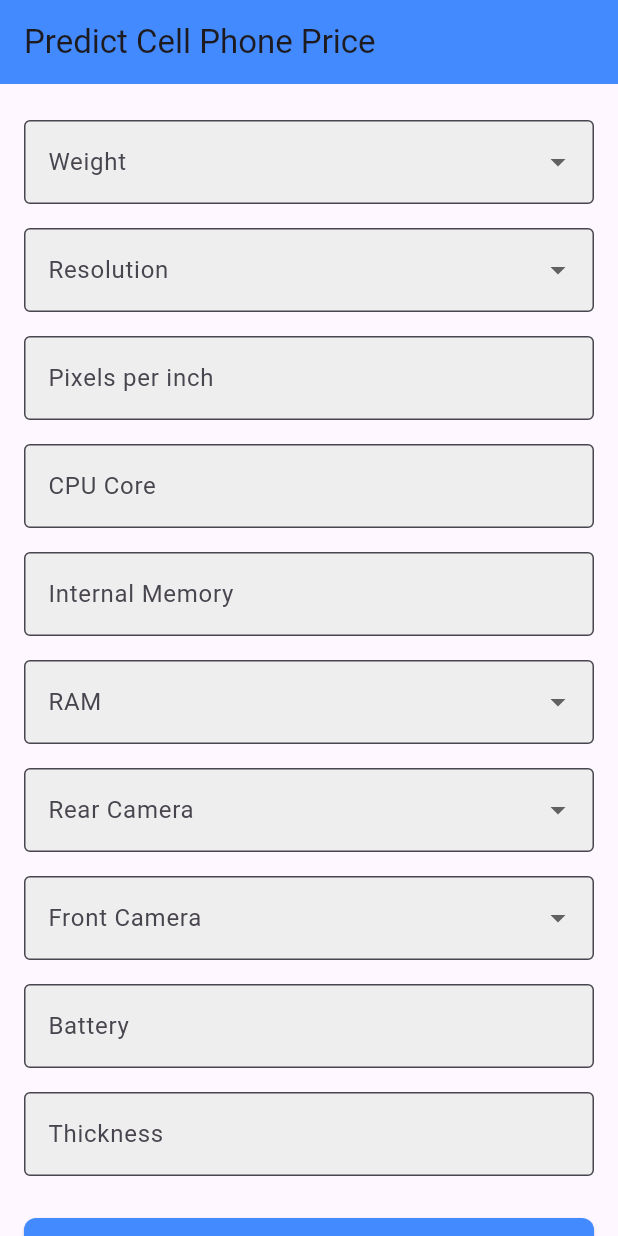
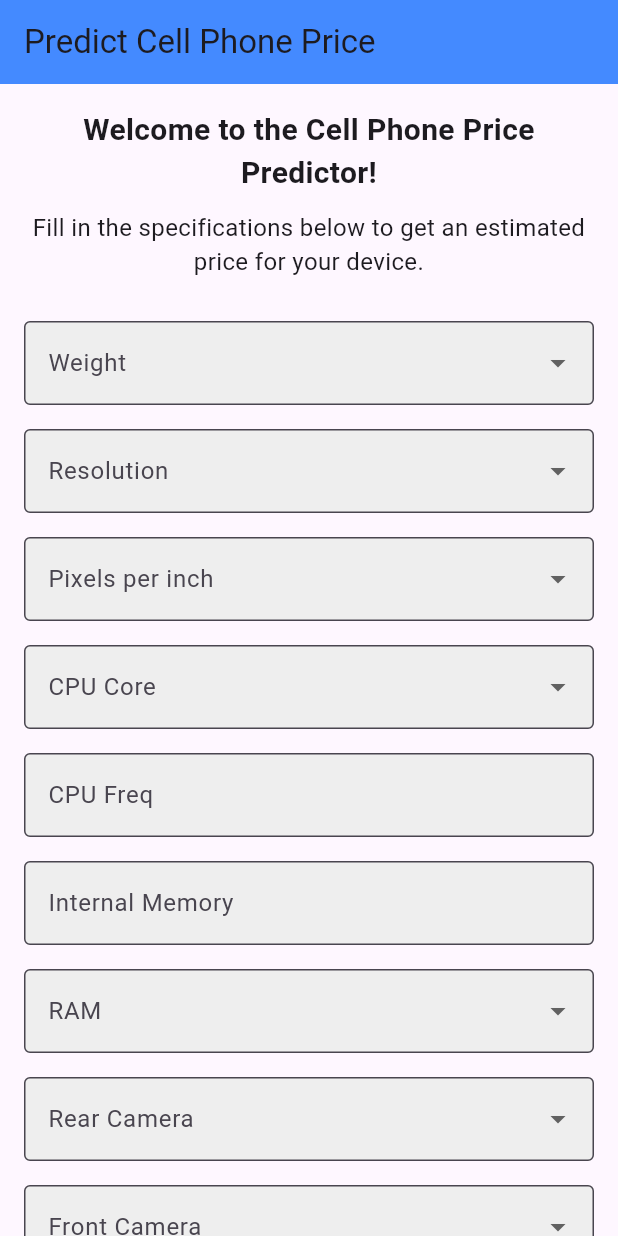
Before and after one commit to Mwangi-dan/linear_regression_model, a Flutter app: the screen it shows after launch, on a phone screen of 412 x 824 dp. Run offline on Flutter 3.47's test engine with Material 3 defaults, Android fonts, the phone set to English and light mode, and no system bars.

Commit message:
app update

```diff
--- a/summative/FlutterApp/cell_prediction/lib/main.dart
+++ b/summative/FlutterApp/cell_prediction/lib/main.dart
@@ -12,8 +12,9 @@ class _PredictionFormPageState extends State<PredictionFormPage> {
   final Map<String, dynamic> _formData = {
     "weight": null,
     "resolution": null,
-    "pixels per inch": '',
-    "cpu_core": '',
+    "pixels_per_inch": null,
+    "cpu_core": null,
+    "cpu_freq": '',
     "internal_mem": '',
     "ram": null,
     "RearCam": null,
@@ -24,39 +25,56 @@ class _PredictionFormPageState extends State<PredictionFormPage> {
   String _predictedPrice = '';
   bool _isLoading = false;
   double _formOpacity = 1.0;
+  List<Map<String, dynamic>> _previousPredictions = [];
 
   Future<void> _submitForm() async {
+    try {
       setState(() {
         _isLoading = true;
         _formOpacity = 0.5;
       });
 
-    final url =
-        Uri.parse('https://linear-regression-model-w1my.onrender.com/predict');
+      final url = Uri.parse(
+          'https://linear-regression-model-w1my.onrender.com/predict');
       final response = await http.post(
         url,
         headers: {'Content-Type': 'application/json'},
         body: json.encode({
-        "weight": double.parse(_formData["weight"]),
-        "resolution": double.parse(_formData["resolution"]),
-        "ppi": int.parse(_formData["pixels per inch"]),
-        "cpu_core": int.parse(_formData["cpu_core"]),
-        "cpu_freq": double.parse(_formData["cpu_freq"]),
-        "internal_mem": double.parse(_formData["internal_mem"]),
-        "ram": double.parse(_formData["ram"]),
-        "RearCam": double.parse(_formData["RearCam"]),
-        "Front_Cam": double.parse(_formData["Front_Cam"]),
-        "battery": int.parse(_formData["battery"]),
-        "thickness": double.parse(_formData["thickness"]),
+          "weight": double.parse(_formData["weight"].toString()),
+          "resoloution": double.parse(_formData["resolution"].toString()),
+          "ppi": int.parse(_formData["pixels_per_inch"].toString()),
+          "cpu_core": int.parse(_formData["cpu_core"].toString()),
+          "cpu_freq": double.parse(_formData["cpu_freq"].toString()),
+          "internal_mem": double.parse(_formData["internal_mem"].toString()),
+          "ram": double.parse(_formData["ram"].toString()),
+          "RearCam": double.parse(_formData["RearCam"].toString()),
+          "Front_Cam": double.parse(_formData["Front_Cam"].toString()),
+          "battery": int.parse(_formData["battery"].toString()),
+          "thickness": double.parse(_formData["thickness"].toString()),
         }),
       );
 
+      if (response.statusCode == 200) {
         final responseData = json.decode(response.body);
         setState(() {
-      _predictedPrice = responseData['predicted_price'].toString();
+          _predictedPrice =
+              double.parse(responseData['predicted_price'].toString())
+                  .toStringAsFixed(3);
+          _previousPredictions
+              .add({..._formData, "predicted_price": _predictedPrice});
           _isLoading = false;
           _formOpacity = 1.0;
         });
+      } else {
+        throw Exception('Failed to load data from API');
+      }
+    } catch (e) {
+      setState(() {
+        _isLoading = false;
+        _formOpacity = 1.0;
+        _predictedPrice = "Error occurred: $e";
+      });
+    }
   }
 
   @override
@@ -69,7 +87,21 @@ class _PredictionFormPageState extends State<PredictionFormPage> {
       body: SingleChildScrollView(
         child: Padding(
           padding: EdgeInsets.all(16.0),
-          child: Form(
+          child: Column(
+            children: [
+              Text(
+                'Welcome to the Cell Phone Price Predictor!',
+                style: TextStyle(fontSize: 20, fontWeight: FontWeight.bold),
+                textAlign: TextAlign.center,
+              ),
+              SizedBox(height: 10),
+              Text(
+                'Fill in the specifications below to get an estimated price for your device.',
+                style: TextStyle(fontSize: 16),
+                textAlign: TextAlign.center,
+              ),
+              SizedBox(height: 20),
+              Form(
                 key: _formKey,
                 child: Column(
                   children: [
@@ -82,8 +114,11 @@ class _PredictionFormPageState extends State<PredictionFormPage> {
                               [110.0, 125.0, 135.0, 150.0, 170.0, 202.0]),
                           _buildDropdownField("Resolution", "resolution",
                               [4.0, 4.7, 5.2, 5.5, 6.0]),
-                      _buildTextField("Pixels per inch", "pixels per inch"),
-                      _buildTextField("CPU Core", "cpu_core"),
+                          _buildDropdownField("Pixels per inch",
+                              "pixels_per_inch", [233, 312, 401, 424, 534]),
+                          _buildDropdownField(
+                              "CPU Core", "cpu_core", [2, 4, 8]),
+                          _buildTextField("CPU Freq", "cpu_freq"),
                           _buildTextField("Internal Memory", "internal_mem"),
                           _buildDropdownField(
                               "RAM", "ram", [0.512, 1.0, 1.5, 3.0, 4.0, 6.0]),
@@ -93,10 +128,12 @@ class _PredictionFormPageState extends State<PredictionFormPage> {
                               [0.0, 5.0, 8.0, 16.0, 20.0]),
                           _buildTextField("Battery", "battery"),
                           _buildTextField("Thickness", "thickness"),
-                      SizedBox(height: 20),
+                          const SizedBox(height: 20),
                           AnimatedContainer(
                             duration: Duration(milliseconds: 500),
-                        width: _isLoading ? 50 : double.infinity,
+                            width: _isLoading
+                                ? 50
+                                : MediaQuery.of(context).size.width * 0.9,
                             child: ElevatedButton(
                               onPressed: () {
                                 if (_formKey.currentState!.validate()) {
@@ -104,6 +141,14 @@ class _PredictionFormPageState extends State<PredictionFormPage> {
                                   _submitForm();
                                 }
                               },
+                              style: ElevatedButton.styleFrom(
+                                foregroundColor: Colors.white,
+                                backgroundColor: Colors.blueAccent,
+                                padding: EdgeInsets.symmetric(vertical: 16.0),
+                                shape: RoundedRectangleBorder(
+                                  borderRadius: BorderRadius.circular(8.0),
+                                ),
+                              ),
                               child: _isLoading
                                   ? SizedBox(
                                       width: 24,
@@ -113,14 +158,6 @@ class _PredictionFormPageState extends State<PredictionFormPage> {
                                       ),
                                     )
                                   : Text('Predict'),
-                          style: ElevatedButton.styleFrom(
-                            foregroundColor: Colors.white,
-                            backgroundColor: Colors.blueAccent,
-                            padding: EdgeInsets.symmetric(vertical: 16.0),
-                            shape: RoundedRectangleBorder(
-                              borderRadius: BorderRadius.circular(8.0),
-                            ),
-                          ),
                             ),
                           ),
                           SizedBox(height: 20),
@@ -143,15 +180,41 @@ class _PredictionFormPageState extends State<PredictionFormPage> {
                   ],
                 ),
               ),
+              SizedBox(height: 20),
+              if (_previousPredictions.isNotEmpty)
+                Column(
+                  crossAxisAlignment: CrossAxisAlignment.start,
+                  children: [
+                    Text(
+                      'Previous Predictions:',
+                      style:
+                          TextStyle(fontSize: 18, fontWeight: FontWeight.bold),
+                    ),
+                    ..._previousPredictions.map((prediction) {
+                      return Card(
+                        margin: EdgeInsets.symmetric(vertical: 8.0),
+                        child: Padding(
+                          padding: const EdgeInsets.all(8.0),
+                          child: Text(
+                            'Weight: ${prediction["weight"]}, Resolution: ${prediction["resolution"]}, PPI: ${prediction["pixels_per_inch"]}, CPU Core: ${prediction["cpu_core"]}, CPU Freq: ${prediction["cpu_freq"]}, Internal Mem: ${prediction["internal_mem"]}, RAM: ${prediction["ram"]}, RearCam: ${prediction["RearCam"]}, FrontCam: ${prediction["Front_Cam"]}, Battery: ${prediction["battery"]}, Thickness: ${prediction["thickness"]} => Predicted Price: \$${prediction["predicted_price"]}',
+                            style: TextStyle(fontSize: 14),
+                          ),
+                        ),
+                      );
+                    }).toList(),
+                  ],
+                ),
+            ],
+          ),
         ),
       ),
     );
   }
 
-  Widget _buildDropdownField(String label, String key, List<double> options) {
+  Widget _buildDropdownField(String label, String key, List<dynamic> options) {
     return Padding(
       padding: const EdgeInsets.symmetric(vertical: 8.0),
-      child: DropdownButtonFormField<double>(
+      child: DropdownButtonFormField<dynamic>(
         decoration: InputDecoration(
           labelText: label,
           border: OutlineInputBorder(),
@@ -159,8 +222,8 @@ class _PredictionFormPageState extends State<PredictionFormPage> {
           fillColor: Colors.grey[200],
         ),
         value: _formData[key],
-        items: options.map((double value) {
-          return DropdownMenuItem<double>(
+        items: options.map((dynamic value) {
+          return DropdownMenuItem<dynamic>(
             value: value,
             child: Text(value.toString()),
           );
```
Also changed, not shown: 1 other file. Lines whose indentation alone changed are shown as unchanged.
